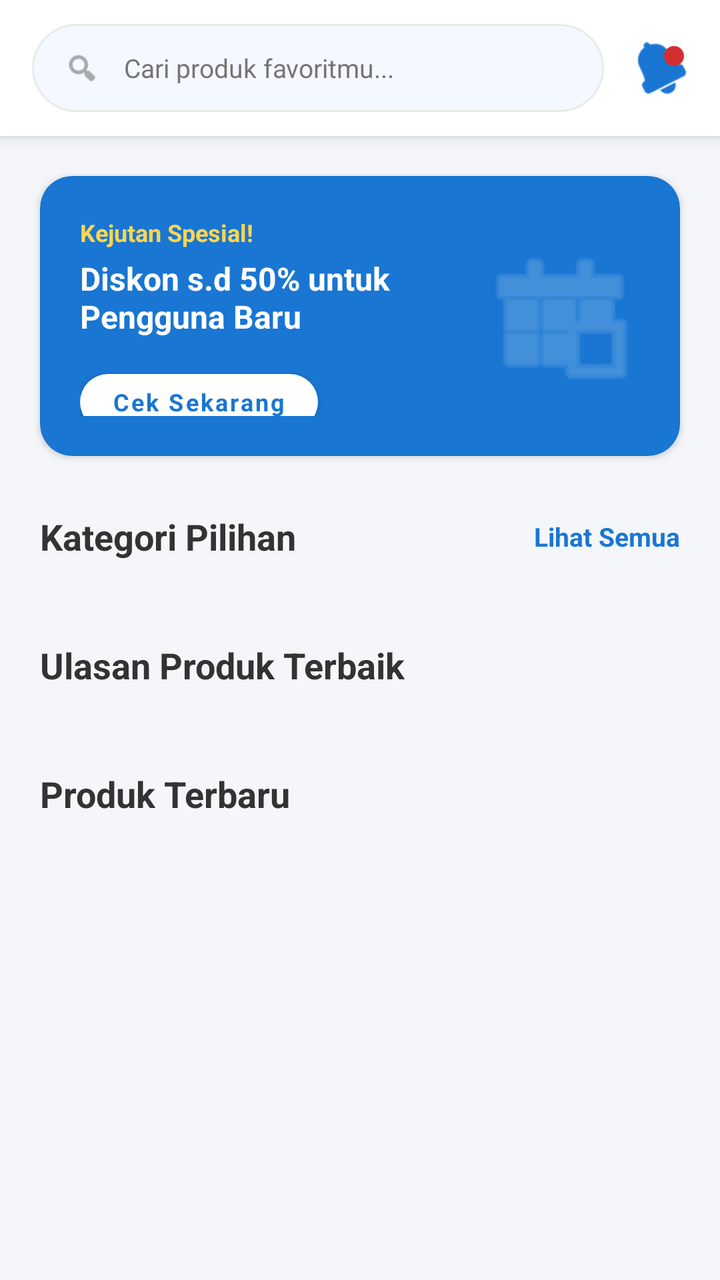
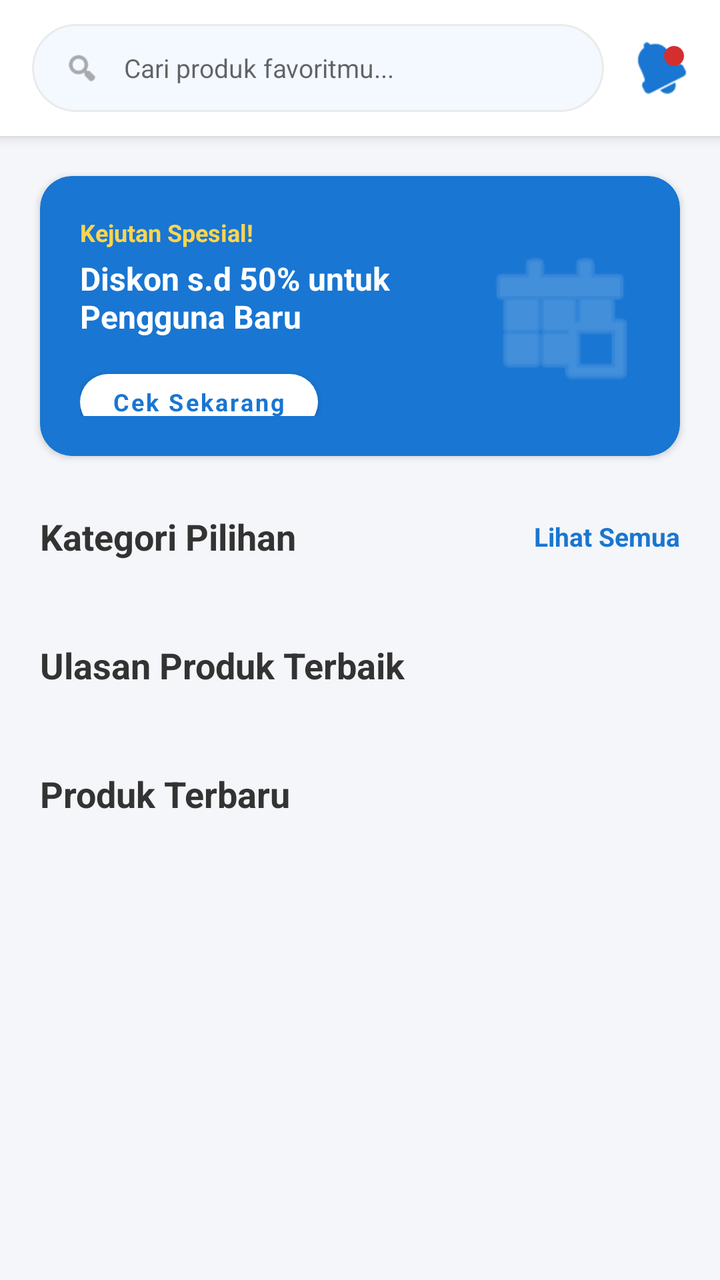

The first picture is an Android layout as it rendered before a commit; the second is the same layout after the commit. The layout source and the unified diff follow.
<!-- AndroidManifest.xml: application theme Theme.DataMart -->
<!-- res/layout/fragment_home.xml -->
<?xml version="1.0" encoding="utf-8"?>
<androidx.constraintlayout.widget.ConstraintLayout xmlns:android="http://schemas.android.com/apk/res/android"
    xmlns:app="http://schemas.android.com/apk/res-auto"
    android:layout_width="match_parent"
    android:layout_height="match_parent"
    android:background="@color/background_light">

    
    <LinearLayout
        android:id="@+id/topHeaderHome"
        android:layout_width="match_parent"
        android:layout_height="wrap_content"
        android:background="@color/white"
        android:elevation="4dp"
        android:gravity="center_vertical"
        android:orientation="horizontal"
        android:paddingHorizontal="16dp"
        android:paddingVertical="12dp"
        app:layout_constraintTop_toTopOf="parent">

        
        <com.google.android.material.card.MaterialCardView
            android:id="@+id/cvSearchBar"
            android:layout_width="0dp"
            android:layout_height="44dp"
            android:layout_weight="1"
            android:clickable="true"
            android:focusable="true"
            android:foreground="?attr/selectableItemBackground"
            app:cardBackgroundColor="#F4F8FF"
            app:cardCornerRadius="22dp"
            app:cardElevation="0dp"
            app:strokeColor="#EAEAEA"
            app:strokeWidth="1dp">

            <LinearLayout
                android:layout_width="match_parent"
                android:layout_height="match_parent"
                android:gravity="center_vertical"
                android:orientation="horizontal"
                android:paddingHorizontal="16dp">

                <ImageView
                    android:layout_width="18dp"
                    android:layout_height="18dp"
                    android:src="@android:drawable/ic_menu_search"
                    app:tint="@color/text_secondary" />

                <TextView
                    android:layout_width="wrap_content"
                    android:layout_height="wrap_content"
                    android:layout_marginStart="12dp"
                    android:text="Cari produk favoritmu..."
                    android:textColor="@color/text_secondary"
                    android:textSize="13sp" />
            </LinearLayout>
        </com.google.android.material.card.MaterialCardView>

        
        <FrameLayout
            android:id="@+id/flNotification"
            android:layout_width="wrap_content"
            android:layout_height="wrap_content"
            android:layout_marginStart="16dp"
            android:clickable="true"
            android:focusable="true">

            <ImageView
                android:layout_width="26dp"
                android:layout_height="26dp"
                android:layout_gravity="center"
                android:src="@android:drawable/ic_popup_reminder"
                app:tint="@color/lumina_blue" />

            
            <View
                android:layout_width="10dp"
                android:layout_height="10dp"
                android:layout_gravity="top|end"
                android:layout_marginTop="2dp"
                android:layout_marginEnd="2dp"
                android:background="@drawable/bg_badge_red"
                android:backgroundTint="@color/red_danger" />
        </FrameLayout>
    </LinearLayout>

    
    <androidx.core.widget.NestedScrollView
        android:layout_width="match_parent"
        android:layout_height="0dp"
        android:clipToPadding="false"
        android:fillViewport="true"
        android:paddingBottom="100dp"
        app:layout_constraintBottom_toBottomOf="parent"
        app:layout_constraintTop_toBottomOf="@id/topHeaderHome">

        <LinearLayout
            android:layout_width="match_parent"
            android:layout_height="wrap_content"
            android:orientation="vertical">

            
            <com.google.android.material.card.MaterialCardView
                android:layout_width="match_parent"
                android:layout_height="wrap_content"
                android:layout_marginHorizontal="20dp"
                android:layout_marginTop="20dp"
                app:cardBackgroundColor="@color/lumina_blue"
                app:cardCornerRadius="16dp"
                app:cardElevation="2dp">

                <RelativeLayout
                    android:layout_width="match_parent"
                    android:layout_height="140dp"
                    android:padding="20dp">

                    <LinearLayout
                        android:layout_width="200dp"
                        android:layout_height="wrap_content"
                        android:layout_centerVertical="true"
                        android:orientation="vertical">

                        <TextView
                            android:layout_width="wrap_content"
                            android:layout_height="wrap_content"
                            android:text="Kejutan Spesial!"
                            android:textColor="#FFD54F"
                            android:textSize="12sp"
                            android:textStyle="bold" />

                        <TextView
                            android:layout_width="wrap_content"
                            android:layout_height="wrap_content"
                            android:layout_marginTop="4dp"
                            android:text="Diskon s.d 50% untuk Pengguna Baru"
                            android:textColor="@color/white"
                            android:textSize="16sp"
                            android:textStyle="bold" />

                        <com.google.android.material.button.MaterialButton
                            android:id="@+id/btnCekSekarang"
                            android:layout_width="wrap_content"
                            android:layout_height="40dp"
                            android:layout_marginTop="12dp"
                            android:text="Cek Sekarang"
                            android:textAllCaps="false"
                            android:textColor="@color/lumina_blue"
                            android:textSize="12sp"
                            android:textStyle="bold"
                            app:backgroundTint="@color/white"
                            app:cornerRadius="20dp" />
                    </LinearLayout>

                    
                    <ImageView
                        android:layout_width="80dp"
                        android:layout_height="80dp"
                        android:layout_alignParentEnd="true"
                        android:layout_centerVertical="true"
                        android:src="@android:drawable/ic_menu_today"
                        app:tint="#4DFFFFFF" />
                </RelativeLayout>
            </com.google.android.material.card.MaterialCardView>

            
            <RelativeLayout
                android:layout_width="match_parent"
                android:layout_height="wrap_content"
                android:layout_marginHorizontal="20dp"
                android:layout_marginTop="28dp">

                <TextView
                    android:layout_width="wrap_content"
                    android:layout_height="wrap_content"
                    android:layout_centerVertical="true"
                    android:text="Kategori Pilihan"
                    android:textColor="@color/text_primary"
                    android:textSize="18sp"
                    android:textStyle="bold" />

                <TextView
                    android:id="@+id/tvLihatSemuaKategori"
                    android:layout_width="wrap_content"
                    android:layout_height="wrap_content"
                    android:layout_alignParentEnd="true"
                    android:layout_centerVertical="true"
                    android:text="Lihat Semua"
                    android:textColor="@color/lumina_blue"
                    android:textSize="13sp"
                    android:textStyle="bold" />
            </RelativeLayout>

            <androidx.recyclerview.widget.RecyclerView
                android:id="@+id/rvHomeCategories"
                android:layout_width="match_parent"
                android:layout_height="wrap_content"
                android:layout_marginTop="12dp"
                android:clipToPadding="false"
                android:orientation="horizontal"
                android:paddingHorizontal="12dp" />

            
            <TextView
                android:layout_width="wrap_content"
                android:layout_height="wrap_content"
                android:layout_marginHorizontal="20dp"
                android:layout_marginTop="28dp"
                android:text="Ulasan Produk Terbaik"
                android:textColor="@color/text_primary"
                android:textSize="18sp"
                android:textStyle="bold" />

            <androidx.recyclerview.widget.RecyclerView
                android:id="@+id/rvBestReviews"
                android:layout_width="match_parent"
                android:layout_height="wrap_content"
                android:layout_marginTop="12dp"
                android:clipToPadding="false"
                android:orientation="horizontal"
                android:paddingHorizontal="12dp" />

            
            <TextView
                android:layout_width="wrap_content"
                android:layout_height="wrap_content"
                android:layout_marginHorizontal="20dp"
                android:layout_marginTop="28dp"
                android:text="Produk Terbaru"
                android:textColor="@color/text_primary"
                android:textSize="18sp"
                android:textStyle="bold" />

            <androidx.recyclerview.widget.RecyclerView
                android:id="@+id/rvHomeProducts"
                android:layout_width="match_parent"
                android:layout_height="wrap_content"
                android:layout_marginHorizontal="16dp"
                android:layout_marginTop="12dp"
                android:nestedScrollingEnabled="false" />

        </LinearLayout>
    </androidx.core.widget.NestedScrollView>
</androidx.constraintlayout.widget.ConstraintLayout>
<!-- resources referenced by this layout -->
<resources>
  <color name="background_light">#F4F6F9</color>
  <color name="lumina_blue">#1976D2</color>
  <color name="red_danger">#D32F2F</color>
  <color name="text_primary">#333333</color>
  <color name="text_secondary">#757575</color>
  <color name="white">#FFFFFFFF</color>
  <!-- drawable bg_badge_red (drawable) -->
  <?xml version="1.0" encoding="utf-8"?>
  <shape xmlns:android="http://schemas.android.com/apk/res/android"
      android:shape="oval">
      
      <solid android:color="#F44336" />
  </shape>
  <style name="Theme.DataMart" parent="Theme.MaterialComponents.DayNight.NoActionBar">
  
          <item name="colorPrimary">@color/colorPrimary</item>
          <item name="colorPrimaryVariant">@color/colorPrimaryDark</item>
          <item name="colorOnPrimary">@color/white</item>
  
          <item name="colorSecondary">@color/colorAccent</item>
          <item name="colorSecondaryVariant">@color/colorAccent</item>
          <item name="colorOnSecondary">@color/white</item>
  
          <item name="android:statusBarColor">@color/colorPrimaryDark</item>
  
          <item name="android:fontFamily">sans-serif</item>
      </style>
  <color name="colorPrimary">#1976D2</color>
  <color name="colorPrimaryDark">#115293</color>
  <color name="colorAccent">#FF4081</color>
</resources>

<!-- the commit's change to res/layout/fragment_home.xml (unified diff, before → after) -->
@@ -40,17 +40,25 @@
                 android:orientation="horizontal"
                 android:paddingHorizontal="16dp">
 
+                
                 <ImageView
+                    android:id="@+id/ivSearchIcon"
                     android:layout_width="18dp"
                     android:layout_height="18dp"
                     android:src="@android:drawable/ic_menu_search"
                     app:tint="@color/text_secondary" />
 
-                <TextView
-                    android:layout_width="wrap_content"
+                
+                <EditText
+                    android:id="@+id/etSearch"
+                    android:layout_width="match_parent"
                     android:layout_height="wrap_content"
                     android:layout_marginStart="12dp"
-                    android:text="Cari produk favoritmu..."
+                    android:background="@null"
+                    android:hint="Cari produk favoritmu..."
+                    android:imeOptions="actionSearch"
+                    android:inputType="text"
+                    android:maxLines="1"
                     android:textColor="@color/text_secondary"
                     android:textSize="13sp" />
             </LinearLayout>
